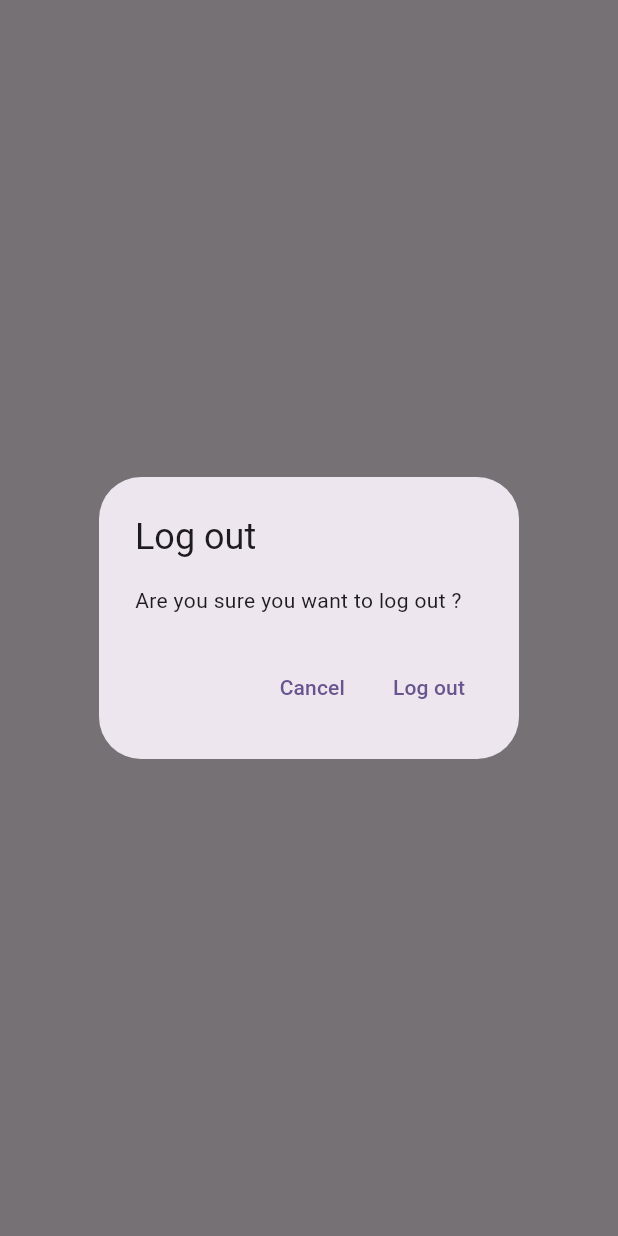
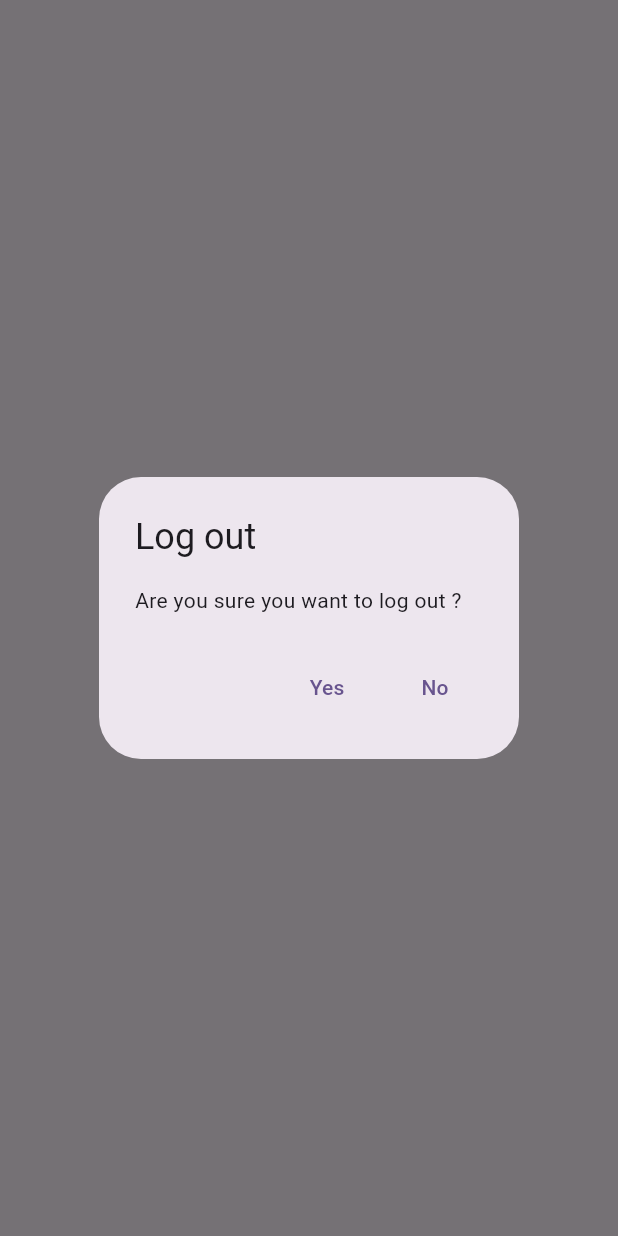
Before and after one commit to negativ456/my-notes, a Flutter app: what showLogOutDialog() shows on an empty page, opened directly, on a phone screen of 412 x 824 dp. Run offline on Flutter 3.47's test engine with Material 2 defaults, Android fonts, the phone set to English and light mode, and no system bars; our stand-ins replace firebase_auth, firebase_core, sqflite; accounts and stored records are empty; network calls fail.

Commit message:
feat: generic dialog, delete note functionality

```diff
--- a/lib/main.dart
+++ b/lib/main.dart
@@ -62,28 +62,3 @@ class HomePage extends StatelessWidget {
     );
   }
 }
-
-Future<bool> showLogOutDialog(BuildContext context) {
-  return showDialog(
-    context: context,
-    builder: (context) {
-      return AlertDialog(
-        title: const Text('Log out'),
-        content: const Text('Are you sure you want to log out ?'),
-        actions: [
-          TextButton(
-              onPressed: () {
-                Navigator.of(context).pop(false);
-              },
-              child: const Text('Cancel')),
-          TextButton(
-            onPressed: () {
-              Navigator.of(context).pop(false);
-            },
-            child: const Text('Log out'),
-          )
-        ],
-      );
-    },
-  ).then((value) => value ?? false);
-}
--- /dev/null
+++ b/lib/utilities/dialogs/generic_dialog.dart
@@ -0,0 +1,31 @@
+import 'package:flutter/material.dart';
+
+typedef DialogOptionBuilder<T> = Map<String, T?> Function();
+
+Future<T?> showGenericDialog<T>(
+    {required BuildContext context,
+    required String title,
+    required String content,
+    required DialogOptionBuilder optionBuilder}) async {
+  final options = optionBuilder();
+  return showDialog(
+      context: context,
+      builder: (context) {
+        return AlertDialog(
+          title: Text(title),
+          content: Text(content),
+          actions: options.keys.map((optionTitle) {
+            final value = options[optionTitle];
+            return TextButton(
+                onPressed: () {
+                  if (value != null) {
+                    Navigator.of(context).pop(value);
+                  } else {
+                    Navigator.of(context).pop();
+                  }
+                },
+                child: Text(optionTitle));
+          }).toList(),
+        );
+      });
+}
--- /dev/null
+++ b/lib/utilities/dialogs/logout_dialog.dart
@@ -0,0 +1,11 @@
+import 'package:flutter/material.dart';
+import 'package:mynotes/utilities/dialogs/generic_dialog.dart';
+
+Future<bool> showLogOutDialog(BuildContext context) {
+  return showGenericDialog(
+          context: context,
+          title: 'Log out',
+          content: 'Are you sure you want to log out ?',
+          optionBuilder: () => {'Yes': true, 'No': false})
+      .then((value) => value ?? false);
+}
--- a/lib/views/login_view.dart
+++ b/lib/views/login_view.dart
@@ -3,8 +3,7 @@ import 'package:flutter/material.dart';
 import 'package:mynotes/const/routes.dart';
 import 'package:mynotes/services/auth/auth_exceptions.dart';
 import 'package:mynotes/services/auth/auth_service.dart';
-
-import '../utilities/show_error_dialog.dart';
+import 'package:mynotes/utilities/dialogs/error_dialog.dart';
 
 class LoginView extends StatefulWidget {
   const LoginView({super.key});
--- a/lib/views/register_view.dart
+++ b/lib/views/register_view.dart
@@ -3,8 +3,7 @@ import 'package:flutter/material.dart';
 import 'package:mynotes/const/routes.dart';
 import 'package:mynotes/services/auth/auth_exceptions.dart';
 import 'package:mynotes/services/auth/auth_service.dart';
-
-import '../utilities/show_error_dialog.dart';
+import 'package:mynotes/utilities/dialogs/error_dialog.dart';
 
 class RegisterView extends StatefulWidget {
   const RegisterView({super.key});
```
Also changed, not shown: lib/services/crud/notes_service.dart (+15 -9 lines), lib/utilities/dialogs/delete_dialog.dart (added, +11 -0 lines), lib/utilities/dialogs/error_dialog.dart (added, +11 -0 lines), lib/utilities/show_error_dialog.dart (deleted, +0 -20 lines), lib/views/notes/new_note_view.dart (+81 -1 lines), lib/views/notes/notes_list_view.dart (added, +35 -0 lines), lib/views/notes_view.dart (+18 -8 lines).
